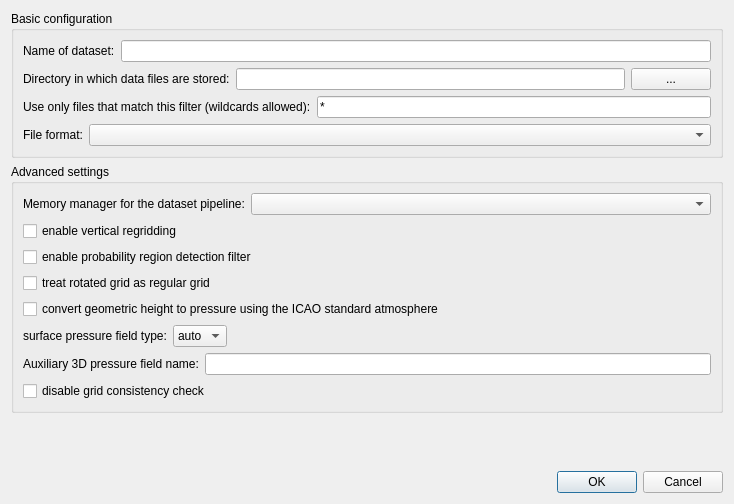
First picture: the form in src/gxfw/adddatasetdialog.ui, repository chrismile/met.3d, before the edit.
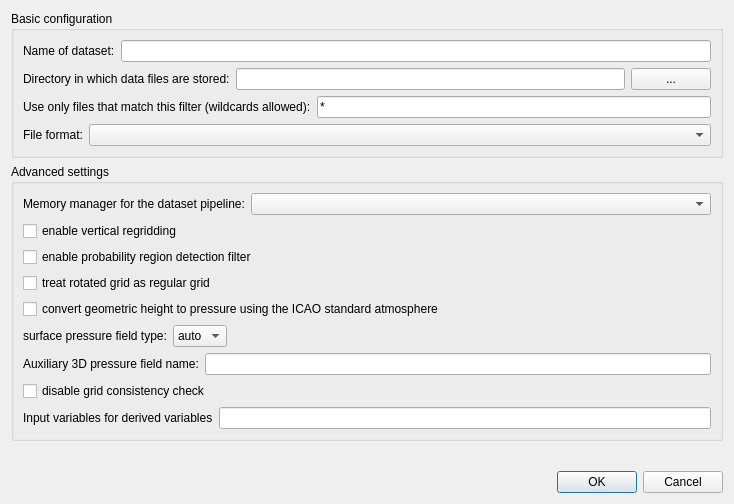
Second picture: the form after the edit.

Commit message: added keyword to pipeline configuration to set input-var-derv-var-mapping

Patch:
```diff
--- a/src/gxfw/adddatasetdialog.ui
+++ b/src/gxfw/adddatasetdialog.ui
@@ -259,6 +259,20 @@
         </property>
        </widget>
       </item>
+      <item>
+       <layout class="QHBoxLayout" name="horizontalLayout_9">
+        <item>
+         <widget class="QLabel" name="label_6">
+          <property name="text">
+           <string>Input variables for derived variables</string>
+          </property>
+         </widget>
+        </item>
+        <item>
+         <widget class="QLineEdit" name="inputVarsForDerivedVarsLineEdit"/>
+        </item>
+       </layout>
+      </item>
      </layout>
     </widget>
    </item>
```
The commit also changes 7 other files.
